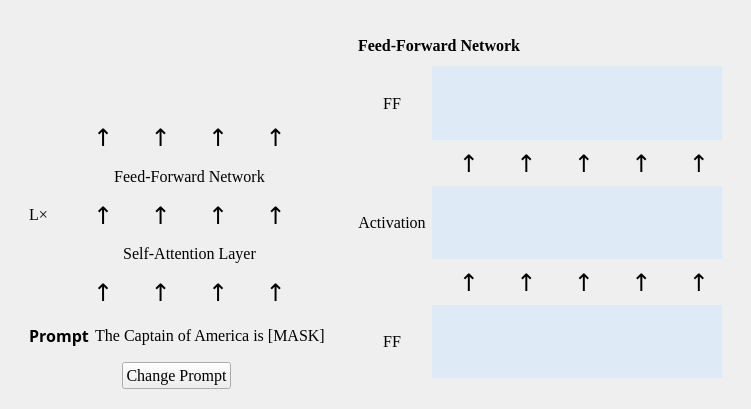
Before: the Qt Designer form version1/example.ui in Celine-hxy/Neuron-Visualization-Tool, drawn with Qt 5.
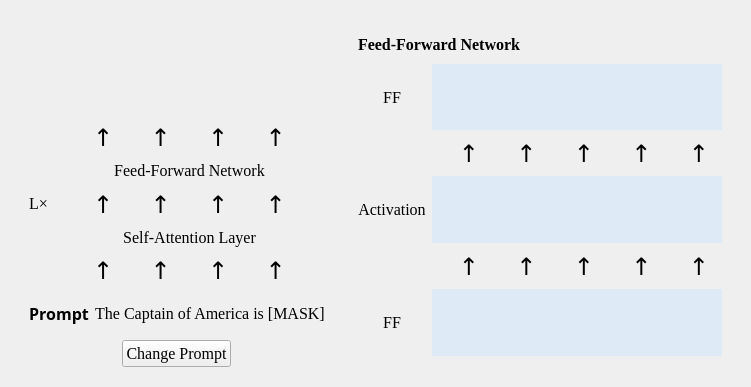
After: the same form once the commit is applied. Icons and pictures are not drawn.

```diff
--- a/version1/example.ui
+++ b/version1/example.ui
@@ -7,7 +7,7 @@
     <x>0</x>
     <y>0</y>
     <width>736</width>
-    <height>409</height>
+    <height>387</height>
    </rect>
   </property>
   <property name="windowTitle">
@@ -94,6 +94,12 @@
                  <verstretch>0</verstretch>
                 </sizepolicy>
                </property>
+               <property name="maximumSize">
+                <size>
+                 <width>16777215</width>
+                 <height>80</height>
+                </size>
+               </property>
                <property name="font">
                 <font>
                  <family>Times New Roman</family>
@@ -134,6 +140,12 @@
              </item>
              <item>
               <widget class="QLabel" name="SelfAttentionLayer">
+               <property name="maximumSize">
+                <size>
+                 <width>16777215</width>
+                 <height>80</height>
+                </size>
+               </property>
                <property name="font">
                 <font>
                  <family>Times New Roman</family>
```
